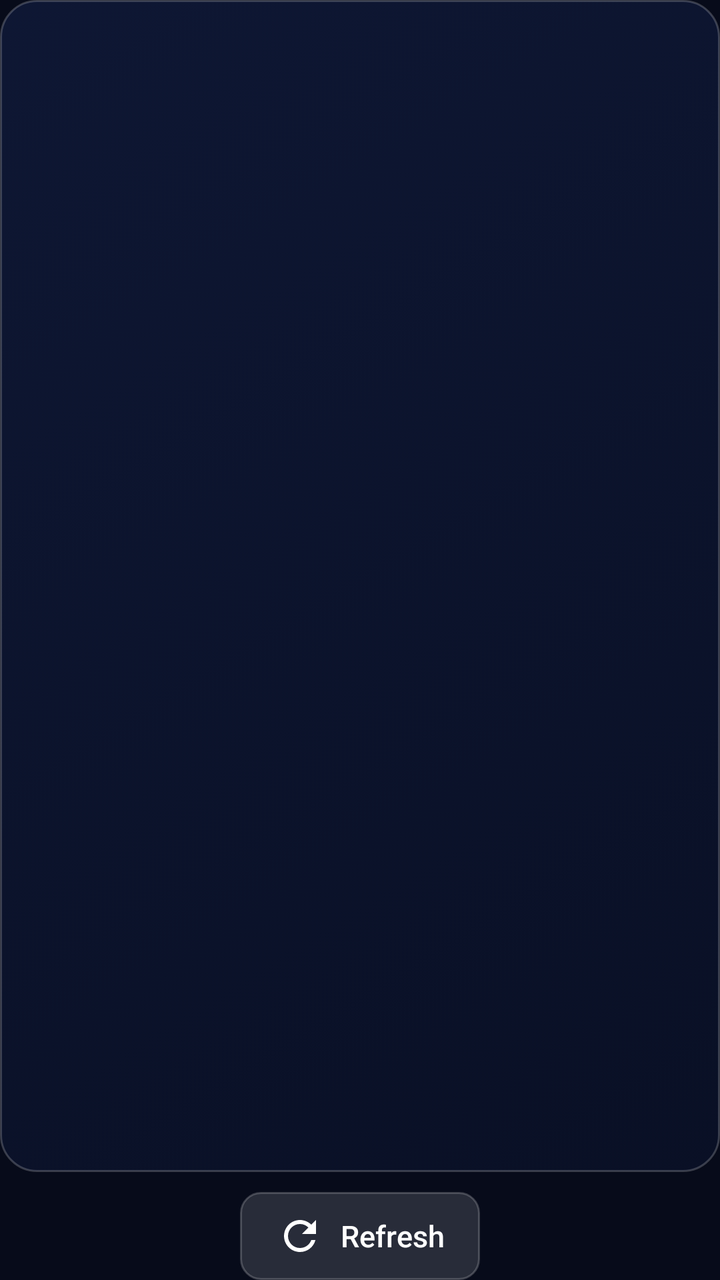
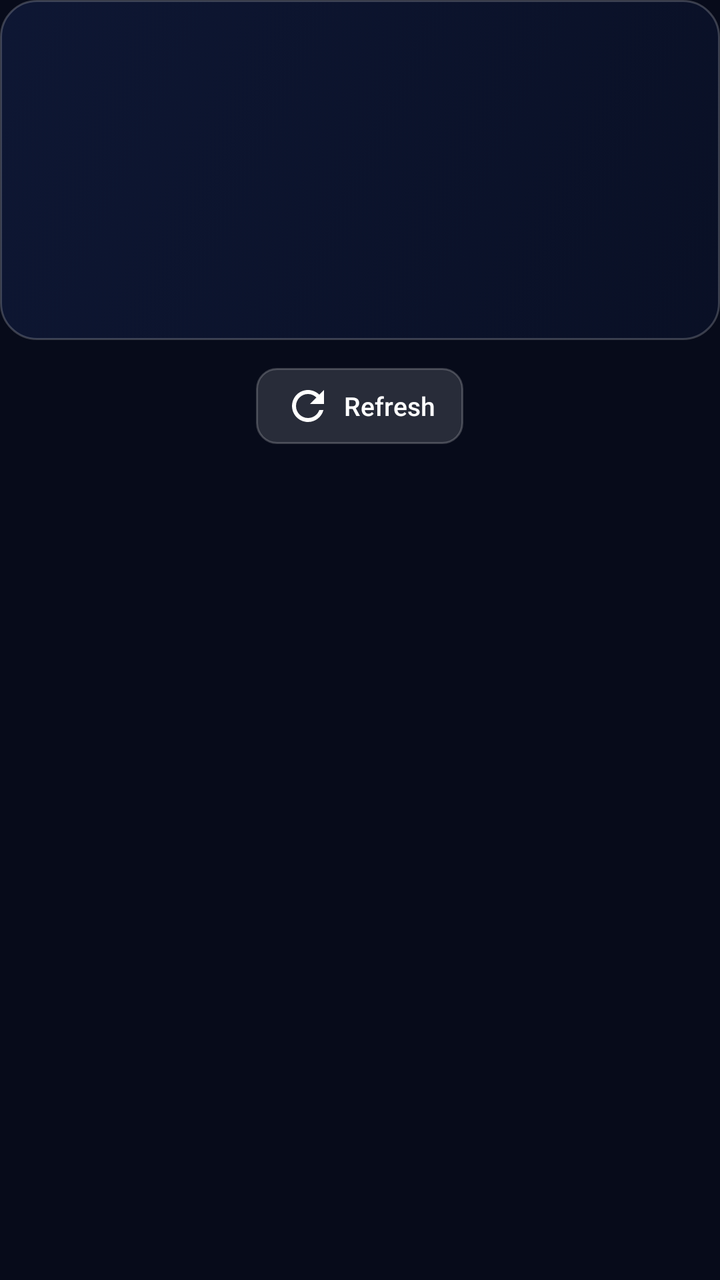

Two renders of the same Android screen: before a commit and after it. Below are the layout's source before the change and the commit's diff.
<!-- AndroidManifest.xml: application theme Theme.Farloh -->
<!-- res/layout/home_tile.xml -->
<?xml version="1.0" encoding="utf-8"?>
<LinearLayout xmlns:android="http://schemas.android.com/apk/res/android"
    android:layout_width="0dp" android:layout_height="match_parent" android:layout_weight="1"
    android:layout_margin="10dp" android:orientation="vertical">

    <LinearLayout android:id="@+id/card" android:layout_width="match_parent" android:layout_height="0dp"
        android:layout_weight="1" android:background="@drawable/tile_bg" android:clickable="true" android:focusable="true"
        android:gravity="center" android:orientation="vertical" android:padding="18dp">
        <ImageView android:id="@+id/icon" android:layout_width="64dp" android:layout_height="64dp"
            android:tint="@color/accent" android:importantForAccessibility="no" />
        <TextView android:id="@+id/title" android:layout_width="wrap_content" android:layout_height="wrap_content"
            android:layout_marginTop="10dp" android:textColor="@color/text" android:textSize="26sp" android:textStyle="bold" />
        <TextView android:id="@+id/count" android:layout_width="wrap_content" android:layout_height="wrap_content"
            android:layout_marginTop="4dp" android:textColor="@color/text" android:textSize="15sp" />
        <TextView android:id="@+id/updated" android:layout_width="wrap_content" android:layout_height="wrap_content"
            android:layout_marginTop="2dp" android:textColor="@color/text2" android:textSize="13sp" />
    </LinearLayout>

    <LinearLayout android:layout_width="match_parent" android:layout_height="wrap_content"
        android:layout_marginTop="10dp" android:gravity="center" android:orientation="horizontal">
        <Button android:id="@+id/refresh" style="@style/Btn" android:drawableStart="@drawable/ic_refresh"
            android:drawablePadding="8dp" android:text="Refresh" />
        <ProgressBar android:id="@+id/spinner" android:layout_width="28dp" android:layout_height="28dp"
            android:layout_marginStart="10dp" android:visibility="gone" />
    </LinearLayout>
</LinearLayout>
<!-- resources referenced by this layout -->
<resources>
  <color name="accent">#FF9F43</color>
  <color name="text">#FFFFFF</color>
  <color name="text2">#AAB6D3</color>
  <!-- drawable ic_refresh (drawable) -->
  <?xml version="1.0" encoding="utf-8"?>
  <vector xmlns:android="http://schemas.android.com/apk/res/android" android:width="24dp" android:height="24dp" android:viewportWidth="24" android:viewportHeight="24">
      <path android:fillColor="#FFFFFFFF" android:pathData="M17.65,6.35C16.2,4.9 14.21,4 12,4c-4.42,0 -7.99,3.58 -7.99,8s3.57,8 7.99,8c3.73,0 6.84,-2.55 7.73,-6h-2.08c-0.82,2.33 -3.04,4 -5.65,4 -3.31,0 -6,-2.69 -6,-6s2.69,-6 6,-6c1.66,0 3.14,0.69 4.22,1.78L13,11h7V4l-2.35,2.35z" />
  </vector>
  <!-- drawable tile_bg (drawable) -->
  <?xml version="1.0" encoding="utf-8"?>
  <selector xmlns:android="http://schemas.android.com/apk/res/android">
      <item android:state_focused="true">
          <shape><corners android:radius="18dp" /><gradient android:angle="315" android:startColor="#66FF9F43" android:endColor="#664FC3F7" /><stroke android:width="3dp" android:color="@color/accent" /></shape>
      </item>
      <item android:state_pressed="true">
          <shape><corners android:radius="18dp" /><solid android:color="#55FFFFFF" /></shape>
      </item>
      <item>
          <shape><corners android:radius="18dp" /><gradient android:angle="315" android:startColor="#CC101A3A" android:endColor="#CC0A1128" /><stroke android:width="1dp" android:color="#33FFFFFF" /></shape>
      </item>
  </selector>
  <style name="Btn">
          <item name="android:layout_width">wrap_content</item>
          <item name="android:layout_height">wrap_content</item>
          <item name="android:minHeight">44dp</item>
          <item name="android:minWidth">0dp</item>
          <item name="android:background">@drawable/btn_secondary</item>
          <item name="android:paddingStart">18dp</item>
          <item name="android:paddingEnd">18dp</item>
          <item name="android:textColor">@color/text</item>
          <item name="android:textSize">15sp</item>
          <item name="android:textAllCaps">false</item>
          <item name="android:focusable">true</item>
          <item name="android:stateListAnimator">@null</item>
      </style>
  <!-- drawable btn_secondary (drawable) -->
  <?xml version="1.0" encoding="utf-8"?>
  <selector xmlns:android="http://schemas.android.com/apk/res/android">
      <item android:state_enabled="false">
          <shape><corners android:radius="@dimen/corner" /><solid android:color="#0FFFFFFF" /></shape>
      </item>
      <item android:state_focused="true">
          <shape><corners android:radius="@dimen/corner" /><solid android:color="#40FF9F43" /><stroke android:width="3dp" android:color="@color/accent" /></shape>
      </item>
      <item android:state_pressed="true">
          <shape><corners android:radius="@dimen/corner" /><solid android:color="#40FFFFFF" /></shape>
      </item>
      <item>
          <shape><corners android:radius="@dimen/corner" /><solid android:color="#22FFFFFF" /><stroke android:width="1dp" android:color="#33FFFFFF" /></shape>
      </item>
  </selector>
  <color name="bg_deep">#070B1A</color>
  <style name="Theme.Farloh.Dialog" parent="Theme.AppCompat.Dialog.Alert">
          <item name="colorAccent">@color/accent</item>
          <item name="android:windowBackground">@drawable/dialog_bg</item>
          <item name="android:textColorPrimary">@color/text</item>
          <item name="android:textColorSecondary">@color/text2</item>
      </style>
  <dimen name="corner">10dp</dimen>
  <!-- drawable dialog_bg (drawable) -->
  <?xml version="1.0" encoding="utf-8"?>
  <inset xmlns:android="http://schemas.android.com/apk/res/android" android:inset="16dp">
      <shape>
          <corners android:radius="16dp" />
          <solid android:color="@color/panel_solid" />
          <stroke android:width="1dp" android:color="#33FFFFFF" />
      </shape>
  </inset>
  <color name="panel_solid">#0E1630</color>
  <!-- unchanged entries left out for length: 1 -->
</resources>

<!-- the commit's change to res/layout/home_tile.xml (unified diff, before → after) -->
@@ -1,26 +1,28 @@
 <?xml version="1.0" encoding="utf-8"?>
 <LinearLayout xmlns:android="http://schemas.android.com/apk/res/android"
-    android:layout_width="0dp" android:layout_height="match_parent" android:layout_weight="1"
-    android:layout_margin="10dp" android:orientation="vertical">
+    android:layout_width="240dp" android:layout_height="wrap_content"
+    android:layout_marginStart="18dp" android:layout_marginEnd="18dp" android:clipChildren="false"
+    android:clipToPadding="false" android:gravity="center_horizontal" android:orientation="vertical">
 
-    <LinearLayout android:id="@+id/card" android:layout_width="match_parent" android:layout_height="0dp"
-        android:layout_weight="1" android:background="@drawable/tile_bg" android:clickable="true" android:focusable="true"
-        android:gravity="center" android:orientation="vertical" android:padding="18dp">
-        <ImageView android:id="@+id/icon" android:layout_width="64dp" android:layout_height="64dp"
+    <LinearLayout android:id="@+id/card" android:layout_width="match_parent" android:layout_height="170dp"
+        android:background="@drawable/tile_bg" android:clickable="true" android:focusable="true"
+        android:gravity="center" android:orientation="vertical" android:padding="14dp">
+        <ImageView android:id="@+id/icon" android:layout_width="48dp" android:layout_height="48dp"
             android:tint="@color/accent" android:importantForAccessibility="no" />
         <TextView android:id="@+id/title" android:layout_width="wrap_content" android:layout_height="wrap_content"
-            android:layout_marginTop="10dp" android:textColor="@color/text" android:textSize="26sp" android:textStyle="bold" />
+            android:layout_marginTop="8dp" android:textColor="@color/text" android:textSize="21sp" android:textStyle="bold" />
         <TextView android:id="@+id/count" android:layout_width="wrap_content" android:layout_height="wrap_content"
-            android:layout_marginTop="4dp" android:textColor="@color/text" android:textSize="15sp" />
+            android:layout_marginTop="3dp" android:textColor="@color/text" android:textSize="13sp" />
         <TextView android:id="@+id/updated" android:layout_width="wrap_content" android:layout_height="wrap_content"
-            android:layout_marginTop="2dp" android:textColor="@color/text2" android:textSize="13sp" />
+            android:layout_marginTop="1dp" android:textColor="@color/text2" android:textSize="12sp" />
     </LinearLayout>
 
-    <LinearLayout android:layout_width="match_parent" android:layout_height="wrap_content"
-        android:layout_marginTop="10dp" android:gravity="center" android:orientation="horizontal">
-        <Button android:id="@+id/refresh" style="@style/Btn" android:drawableStart="@drawable/ic_refresh"
-            android:drawablePadding="8dp" android:text="Refresh" />
-        <ProgressBar android:id="@+id/spinner" android:layout_width="28dp" android:layout_height="28dp"
-            android:layout_marginStart="10dp" android:visibility="gone" />
+    <LinearLayout android:layout_width="wrap_content" android:layout_height="wrap_content"
+        android:layout_marginTop="14dp" android:gravity="center" android:orientation="horizontal">
+        <Button android:id="@+id/refresh" style="@style/Btn" android:minHeight="38dp" android:paddingStart="14dp"
+            android:paddingEnd="14dp" android:drawableStart="@drawable/ic_refresh" android:drawablePadding="6dp"
+            android:text="Refresh" android:textSize="13sp" />
+        <ProgressBar android:id="@+id/spinner" android:layout_width="24dp" android:layout_height="24dp"
+            android:layout_marginStart="8dp" android:visibility="gone" />
     </LinearLayout>
 </LinearLayout>
<!-- resource entries referenced after the edit -->
@@ -12,7 +12,7 @@
   <?xml version="1.0" encoding="utf-8"?>
   <selector xmlns:android="http://schemas.android.com/apk/res/android">
       <item android:state_focused="true">
-          <shape><corners android:radius="18dp" /><gradient android:angle="315" android:startColor="#66FF9F43" android:endColor="#664FC3F7" /><stroke android:width="3dp" android:color="@color/accent" /></shape>
+          <shape><corners android:radius="18dp" /><gradient android:angle="315" android:startColor="#80FF9F43" android:endColor="#804FC3F7" /><stroke android:width="4dp" android:color="@color/accent" /></shape>
       </item>
       <item android:state_pressed="true">
           <shape><corners android:radius="18dp" /><solid android:color="#55FFFFFF" /></shape>
